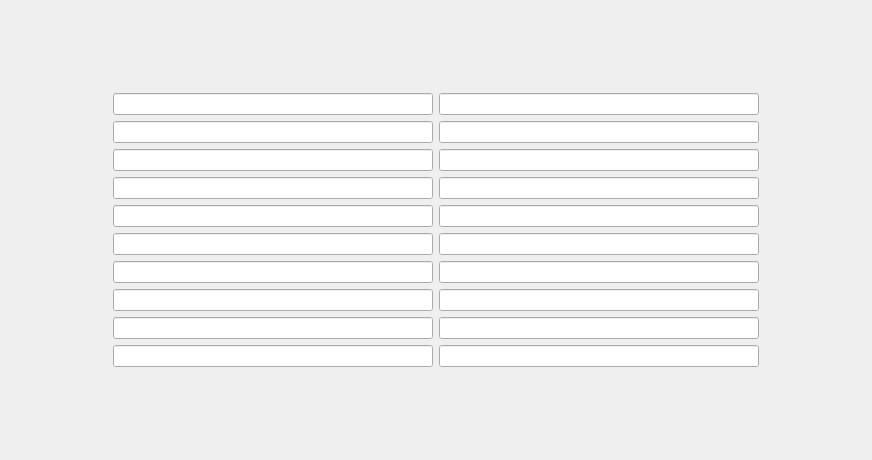
The window that UI/CharakterItems.ui (Aeolitus/Sephrasto) describes before a commit, drawn with Qt 5.
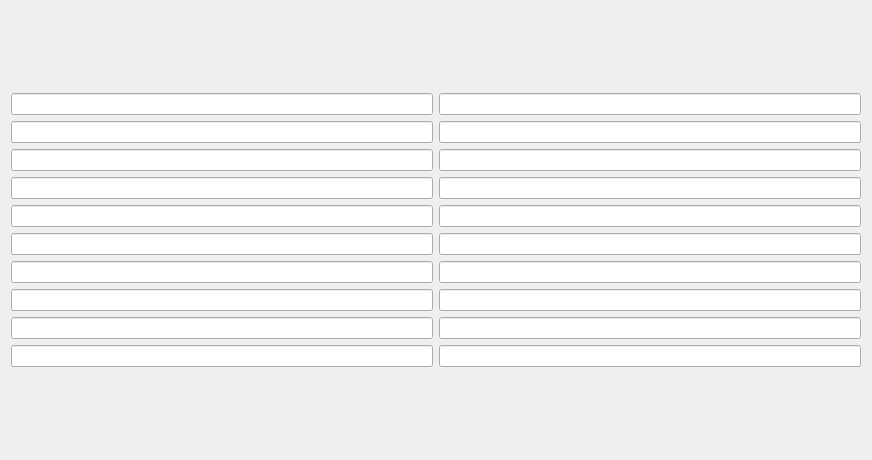
The same window after the commit.

Commit message: Made the Freie Fertigkeiten and Inventar tabs scale with the Sephrasto window width. Inventar rows can now contain up to 80 characters, up from 52 (the pdf autoscales the fonzsize and 80 characters is still readable pretty well).

Patch:
```diff
--- a/UI/CharakterItems.ui
+++ b/UI/CharakterItems.ui
@@ -16,15 +16,24 @@
   <layout class="QGridLayout" name="gridLayout">
    <item row="0" column="0">
     <layout class="QGridLayout" name="gridLayout_2" rowstretch="0,0,0,0,0,0,0,0,0,0,0,0,0,0,0">
-     <item row="8" column="3">
-      <widget class="QLineEdit" name="lineEdit_12">
+     <property name="sizeConstraint">
+      <enum>QLayout::SetDefaultConstraint</enum>
+     </property>
+     <property name="leftMargin">
+      <number>0</number>
+     </property>
+     <property name="rightMargin">
+      <number>0</number>
+     </property>
+     <item row="2" column="0">
+      <widget class="QLineEdit" name="lineEdit_3">
        <property name="maxLength">
         <number>52</number>
        </property>
       </widget>
      </item>
-     <item row="0" column="1">
-      <spacer name="verticalSpacer">
+     <item row="14" column="0">
+      <spacer name="verticalSpacer_2">
        <property name="orientation">
         <enum>Qt::Vertical</enum>
        </property>
@@ -36,75 +45,7 @@
        </property>
       </spacer>
      </item>
-     <item row="4" column="3">
-      <widget class="QLineEdit" name="lineEdit_6">
-       <property name="maxLength">
-        <number>52</number>
-       </property>
-      </widget>
-     </item>
      <item row="1" column="0">
-      <spacer name="horizontalSpacer">
-       <property name="orientation">
-        <enum>Qt::Horizontal</enum>
-       </property>
-       <property name="sizeHint" stdset="0">
-        <size>
-         <width>163</width>
-         <height>20</height>
-        </size>
-       </property>
-      </spacer>
-     </item>
-     <item row="7" column="1">
-      <widget class="QLineEdit" name="lineEdit_9">
-       <property name="maxLength">
-        <number>52</number>
-       </property>
-      </widget>
-     </item>
-     <item row="6" column="1">
-      <widget class="QLineEdit" name="lineEdit_7">
-       <property name="maxLength">
-        <number>52</number>
-       </property>
-      </widget>
-     </item>
-     <item row="7" column="3">
-      <widget class="QLineEdit" name="lineEdit_10">
-       <property name="maxLength">
-        <number>52</number>
-       </property>
-      </widget>
-     </item>
-     <item row="9" column="1">
-      <widget class="QLineEdit" name="lineEdit_13">
-       <property name="maxLength">
-        <number>52</number>
-       </property>
-      </widget>
-     </item>
-     <item row="13" column="1">
-      <widget class="QLineEdit" name="lineEdit_19">
-       <property name="maxLength">
-        <number>52</number>
-       </property>
-      </widget>
-     </item>
-     <item row="1" column="4">
-      <spacer name="horizontalSpacer_2">
-       <property name="orientation">
-        <enum>Qt::Horizontal</enum>
-       </property>
-       <property name="sizeHint" stdset="0">
-        <size>
-         <width>163</width>
-         <height>20</height>
-        </size>
-       </property>
-      </spacer>
-     </item>
-     <item row="1" column="1">
       <widget class="QLineEdit" name="lineEdit_1">
        <property name="minimumSize">
         <size>
@@ -120,59 +61,118 @@
        </property>
       </widget>
      </item>
-     <item row="2" column="3">
+     <item row="11" column="2">
+      <widget class="QLineEdit" name="lineEdit_16">
+       <property name="maxLength">
+        <number>80</number>
+       </property>
+      </widget>
+     </item>
+     <item row="6" column="2">
+      <widget class="QLineEdit" name="lineEdit_8">
+       <property name="maxLength">
+        <number>80</number>
+       </property>
+      </widget>
+     </item>
+     <item row="2" column="2">
       <widget class="QLineEdit" name="lineEdit_4">
        <property name="maxLength">
         <number>52</number>
        </property>
       </widget>
      </item>
-     <item row="13" column="3">
-      <widget class="QLineEdit" name="lineEdit_20"/>
+     <item row="6" column="0">
+      <widget class="QLineEdit" name="lineEdit_7">
+       <property name="maxLength">
+        <number>80</number>
+       </property>
+      </widget>
      </item>
-     <item row="2" column="1">
-      <widget class="QLineEdit" name="lineEdit_3">
+     <item row="9" column="0">
+      <widget class="QLineEdit" name="lineEdit_13">
        <property name="maxLength">
         <number>52</number>
        </property>
       </widget>
      </item>
-     <item row="12" column="3">
+     <item row="12" column="0">
+      <widget class="QLineEdit" name="lineEdit_17">
+       <property name="maxLength">
+        <number>80</number>
+       </property>
+      </widget>
+     </item>
+     <item row="7" column="0">
+      <widget class="QLineEdit" name="lineEdit_9">
+       <property name="maxLength">
+        <number>80</number>
+       </property>
+      </widget>
+     </item>
+     <item row="11" column="0">
+      <widget class="QLineEdit" name="lineEdit_15">
+       <property name="maxLength">
+        <number>80</number>
+       </property>
+      </widget>
+     </item>
+     <item row="0" column="0">
+      <spacer name="verticalSpacer">
+       <property name="orientation">
+        <enum>Qt::Vertical</enum>
+       </property>
+       <property name="sizeHint" stdset="0">
+        <size>
+         <width>20</width>
+         <height>19</height>
+        </size>
+       </property>
+      </spacer>
+     </item>
+     <item row="8" column="0">
+      <widget class="QLineEdit" name="lineEdit_11">
+       <property name="maxLength">
+        <number>80</number>
+       </property>
+      </widget>
+     </item>
+     <item row="8" column="2">
+      <widget class="QLineEdit" name="lineEdit_12">
+       <property name="maxLength">
+        <number>80</number>
+       </property>
+      </widget>
+     </item>
+     <item row="9" column="2">
+      <widget class="QLineEdit" name="lineEdit_14">
+       <property name="maxLength">
+        <number>80</number>
+       </property>
+      </widget>
+     </item>
+     <item row="7" column="2">
+      <widget class="QLineEdit" name="lineEdit_10">
+       <property name="maxLength">
+        <number>80</number>
+       </property>
+      </widget>
+     </item>
+     <item row="12" column="2">
       <widget class="QLineEdit" name="lineEdit_18">
        <property name="maxLength">
         <number>52</number>
        </property>
       </widget>
      </item>
-     <item row="6" column="3">
-      <widget class="QLineEdit" name="lineEdit_8">
-       <property name="maxLength">
-        <number>52</number>
-       </property>
-      </widget>
-     </item>
-     <item row="11" column="3">
-      <widget class="QLineEdit" name="lineEdit_16">
-       <property name="maxLength">
-        <number>52</number>
-       </property>
-      </widget>
-     </item>
-     <item row="4" column="1">
+     <item row="4" column="0">
       <widget class="QLineEdit" name="lineEdit_5">
        <property name="maxLength">
         <number>52</number>
        </property>
       </widget>
      </item>
-     <item row="8" column="1">
-      <widget class="QLineEdit" name="lineEdit_11">
-       <property name="maxLength">
-        <number>52</number>
-       </property>
-      </widget>
-     </item>
-     <item row="1" column="3">
+     <item row="1" column="2">
       <widget class="QLineEdit" name="lineEdit_2">
        <property name="minimumSize">
         <size>
@@ -185,35 +185,22 @@
        </property>
       </widget>
      </item>
-     <item row="14" column="1">
-      <spacer name="verticalSpacer_2">
-       <property name="orientation">
-        <enum>Qt::Vertical</enum>
-       </property>
-       <property name="sizeHint" stdset="0">
-        <size>
-         <width>20</width>
-         <height>19</height>
-        </size>
-       </property>
-      </spacer>
-     </item>
-     <item row="9" column="3">
-      <widget class="QLineEdit" name="lineEdit_14">
+     <item row="13" column="0">
+      <widget class="QLineEdit" name="lineEdit_19">
        <property name="maxLength">
         <number>52</number>
        </property>
       </widget>
      </item>
-     <item row="12" column="1">
-      <widget class="QLineEdit" name="lineEdit_17">
+     <item row="13" column="2">
+      <widget class="QLineEdit" name="lineEdit_20">
        <property name="maxLength">
         <number>52</number>
        </property>
       </widget>
      </item>
-     <item row="11" column="1">
-      <widget class="QLineEdit" name="lineEdit_15">
+     <item row="4" column="2">
+      <widget class="QLineEdit" name="lineEdit_6">
        <property name="maxLength">
         <number>52</number>
        </property>
```
Left out of the diff: 20 changed lines with no effect on the pictures. The commit also changes 3 other files.
